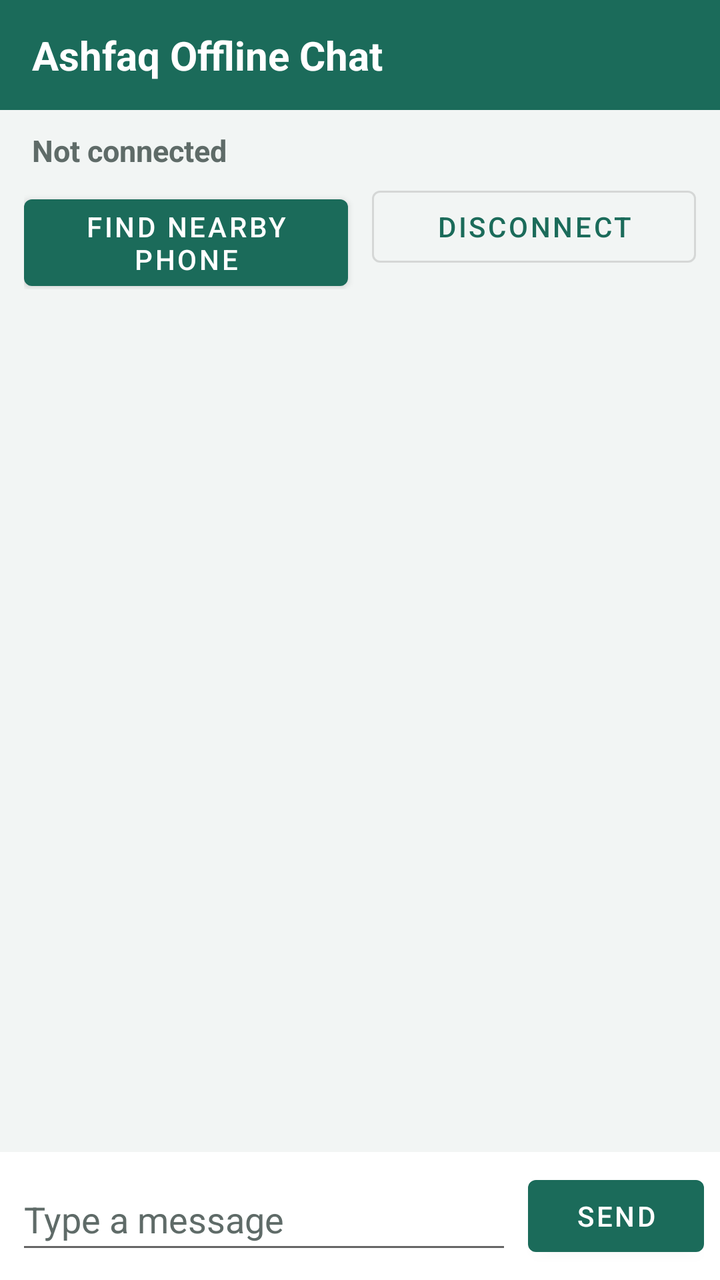
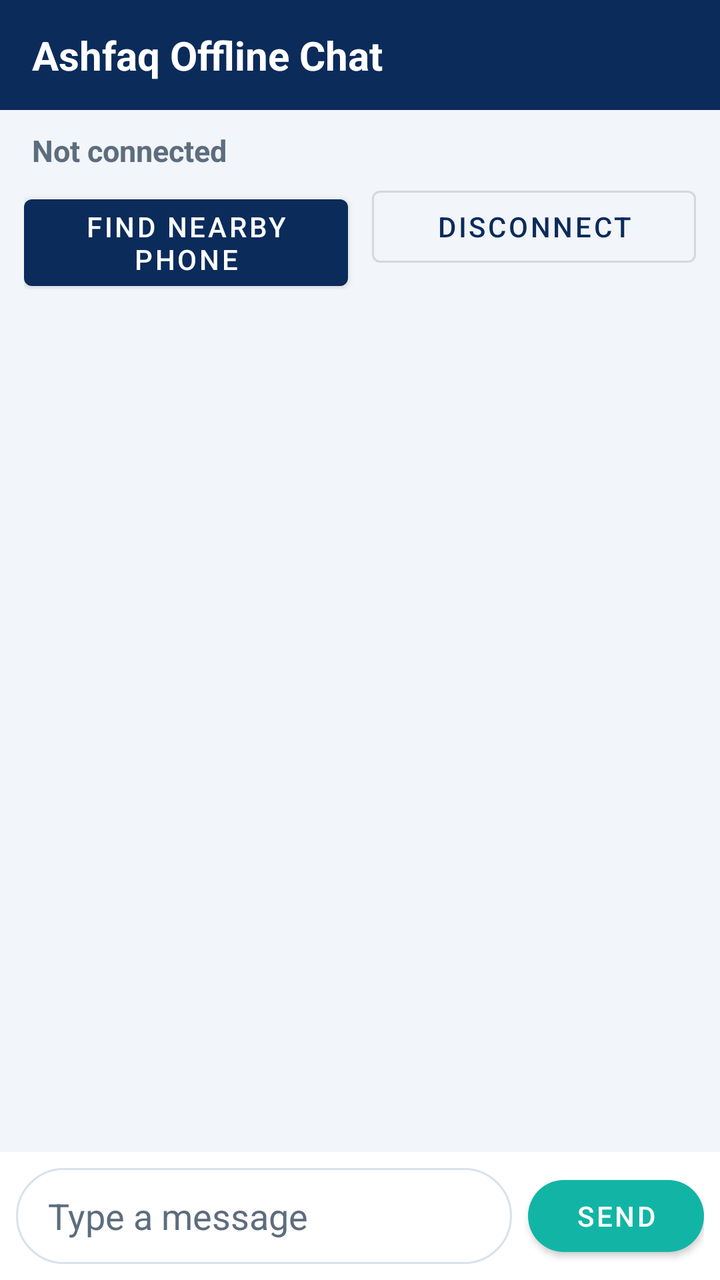

Before-and-after screenshots of an Android layout around one commit, followed by the original layout XML and the change that was made.
<!-- AndroidManifest.xml: application theme Theme.AshfaqOfflineChat -->
<!-- res/layout/activity_main.xml -->
<?xml version="1.0" encoding="utf-8"?>
<LinearLayout xmlns:android="http://schemas.android.com/apk/res/android"
    android:layout_width="match_parent"
    android:layout_height="match_parent"
    android:orientation="vertical">

    <TextView
        android:layout_width="match_parent"
        android:layout_height="wrap_content"
        android:background="@color/primary"
        android:paddingStart="16dp"
        android:paddingTop="14dp"
        android:paddingEnd="16dp"
        android:paddingBottom="14dp"
        android:text="@string/app_name"
        android:textColor="@color/on_primary"
        android:textSize="20sp"
        android:textStyle="bold" />

    <TextView
        android:id="@+id/statusText"
        android:layout_width="match_parent"
        android:layout_height="wrap_content"
        android:paddingStart="16dp"
        android:paddingTop="10dp"
        android:paddingEnd="16dp"
        android:paddingBottom="4dp"
        android:text="@string/status_not_connected"
        android:textColor="@color/status_idle"
        android:textSize="15sp"
        android:textStyle="bold" />

    <LinearLayout
        android:layout_width="match_parent"
        android:layout_height="wrap_content"
        android:orientation="horizontal"
        android:paddingStart="12dp"
        android:paddingEnd="12dp">

        <com.google.android.material.button.MaterialButton
            android:id="@+id/buttonFind"
            android:layout_width="0dp"
            android:layout_height="wrap_content"
            android:layout_marginEnd="6dp"
            android:layout_weight="1"
            android:text="@string/find_nearby" />

        <com.google.android.material.button.MaterialButton
            android:id="@+id/buttonDisconnect"
            style="@style/Widget.MaterialComponents.Button.OutlinedButton"
            android:layout_width="0dp"
            android:layout_height="wrap_content"
            android:layout_marginStart="6dp"
            android:layout_weight="1"
            android:text="@string/disconnect" />
    </LinearLayout>

    <androidx.recyclerview.widget.RecyclerView
        android:id="@+id/recyclerMessages"
        android:layout_width="match_parent"
        android:layout_height="0dp"
        android:layout_weight="1"
        android:clipToPadding="false"
        android:paddingStart="8dp"
        android:paddingTop="8dp"
        android:paddingEnd="8dp"
        android:paddingBottom="8dp" />

    <LinearLayout
        android:layout_width="match_parent"
        android:layout_height="wrap_content"
        android:background="@android:color/white"
        android:gravity="center_vertical"
        android:orientation="horizontal"
        android:padding="8dp">

        <EditText
            android:id="@+id/editMessage"
            android:layout_width="0dp"
            android:layout_height="wrap_content"
            android:layout_weight="1"
            android:hint="@string/message_hint"
            android:importantForAutofill="no"
            android:inputType="textCapSentences|textMultiLine"
            android:maxLines="4"
            android:minHeight="48dp"
            android:textColor="@color/text_primary"
            android:textColorHint="@color/text_secondary" />

        <com.google.android.material.button.MaterialButton
            android:id="@+id/buttonSend"
            android:layout_width="wrap_content"
            android:layout_height="wrap_content"
            android:layout_marginStart="8dp"
            android:text="@string/send" />
    </LinearLayout>

</LinearLayout>
<!-- resources referenced by this layout -->
<resources>
  <color name="on_primary">#FFFFFF</color>
  <color name="primary">#1B6B5A</color>
  <color name="status_idle">#5F6B68</color>
  <color name="text_primary">#1C1F1E</color>
  <color name="text_secondary">#5F6B68</color>
  <string name="app_name">Ashfaq Offline Chat</string>
  <string name="disconnect">Disconnect</string>
  <string name="find_nearby">Find Nearby Phone</string>
  <string name="message_hint">Type a message</string>
  <string name="send">Send</string>
  <string name="status_not_connected">Not connected</string>
  <style name="Theme.AshfaqOfflineChat" parent="Theme.MaterialComponents.Light.NoActionBar">
          <item name="colorPrimary">@color/primary</item>
          <item name="colorPrimaryDark">@color/primary_dark</item>
          <item name="colorOnPrimary">@color/on_primary</item>
          <item name="android:statusBarColor">@color/primary_dark</item>
          <item name="android:windowBackground">@color/screen_background</item>
          <item name="android:textColorPrimary">@color/text_primary</item>
      </style>
  <color name="primary_dark">#134E42</color>
  <color name="screen_background">#F2F5F4</color>
</resources>

<!-- the commit's change to res/layout/activity_main.xml (unified diff, before → after) -->
@@ -1,7 +1,9 @@
 <?xml version="1.0" encoding="utf-8"?>
 <LinearLayout xmlns:android="http://schemas.android.com/apk/res/android"
+    xmlns:app="http://schemas.android.com/apk/res-auto"
     android:layout_width="match_parent"
     android:layout_height="match_parent"
+    android:background="@color/screen_background"
     android:orientation="vertical">
 
     <TextView
@@ -69,7 +71,7 @@
     <LinearLayout
         android:layout_width="match_parent"
         android:layout_height="wrap_content"
-        android:background="@android:color/white"
+        android:background="@color/input_bar_background"
         android:gravity="center_vertical"
         android:orientation="horizontal"
         android:padding="8dp">
@@ -79,11 +81,16 @@
             android:layout_width="0dp"
             android:layout_height="wrap_content"
             android:layout_weight="1"
+            android:background="@drawable/bg_input_field"
             android:hint="@string/message_hint"
             android:importantForAutofill="no"
             android:inputType="textCapSentences|textMultiLine"
             android:maxLines="4"
             android:minHeight="48dp"
+            android:paddingStart="16dp"
+            android:paddingTop="10dp"
+            android:paddingEnd="16dp"
+            android:paddingBottom="10dp"
             android:textColor="@color/text_primary"
             android:textColorHint="@color/text_secondary" />
 
@@ -92,7 +99,9 @@
             android:layout_width="wrap_content"
             android:layout_height="wrap_content"
             android:layout_marginStart="8dp"
-            android:text="@string/send" />
+            android:text="@string/send"
+            app:backgroundTint="@color/accent"
+            app:cornerRadius="24dp" />
     </LinearLayout>
 
 </LinearLayout>
<!-- resource entries referenced after the edit -->
@@ -1,10 +1,22 @@
 <!-- resources referenced by this layout -->
 <resources>
+  <color name="accent">#12B5A5</color>
+  <color name="input_bar_background">#FFFFFF</color>
   <color name="on_primary">#FFFFFF</color>
-  <color name="primary">#1B6B5A</color>
-  <color name="status_idle">#5F6B68</color>
-  <color name="text_primary">#1C1F1E</color>
-  <color name="text_secondary">#5F6B68</color>
+  <color name="primary">#0B2B5B</color>
+  <color name="status_idle">#5D6D7E</color>
+  <color name="text_primary">#1C2733</color>
+  <color name="text_secondary">#5D6D7E</color>
+  <!-- drawable bg_input_field (drawable) -->
+  <?xml version="1.0" encoding="utf-8"?>
+  <shape xmlns:android="http://schemas.android.com/apk/res/android"
+      android:shape="rectangle">
+      <solid android:color="@color/input_bar_background" />
+      <stroke
+          android:width="1dp"
+          android:color="@color/input_stroke" />
+      <corners android:radius="24dp" />
+  </shape>
   <string name="app_name">Ashfaq Offline Chat</string>
   <string name="disconnect">Disconnect</string>
   <string name="find_nearby">Find Nearby Phone</string>
@@ -15,11 +27,13 @@
           <item name="colorPrimary">@color/primary</item>
           <item name="colorPrimaryDark">@color/primary_dark</item>
           <item name="colorOnPrimary">@color/on_primary</item>
+          <item name="colorAccent">@color/accent</item>
           <item name="android:statusBarColor">@color/primary_dark</item>
           <item name="android:windowBackground">@color/screen_background</item>
           <item name="android:textColorPrimary">@color/text_primary</item>
       </style>
-  <color name="primary_dark">#134E42</color>
-  <color name="screen_background">#F2F5F4</color>
+  <color name="input_stroke">#D9E1EA</color>
+  <color name="primary_dark">#071F42</color>
+  <color name="screen_background">#F2F5F9</color>
 </resources>
 
